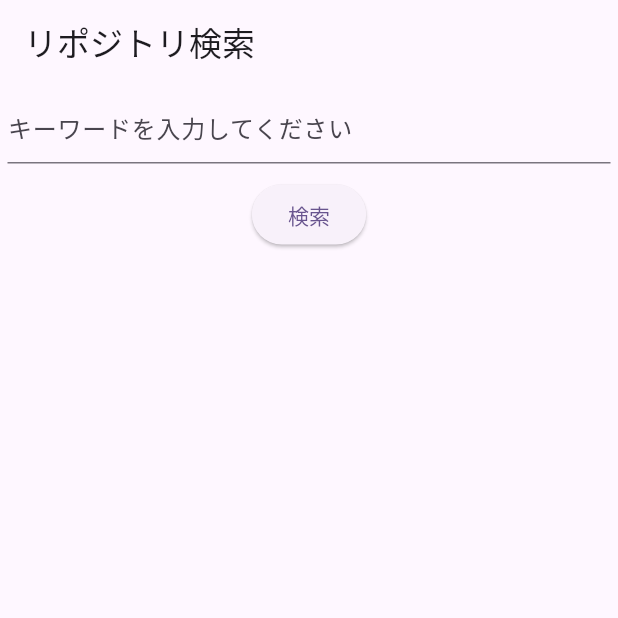
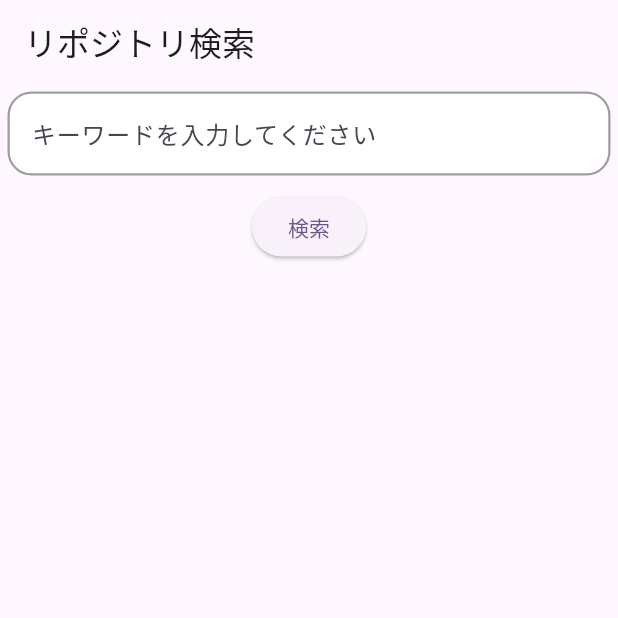
Before and after one commit to kami5kaze/testApp, a Flutter app: the screen it shows after launch, on a phone screen of 412 x 824 dp, the top half of it. Run offline on Flutter 3.47's test engine with Material 3 defaults, Android fonts, the phone set to English and light mode, and no system bars; our stand-ins replace flutter_dotenv, flutter_riverpod.

Commit message:
refactor: textFieldのコンポーネント化

```diff
--- /dev/null
+++ b/app/lib/component/text_field.dart
@@ -0,0 +1,24 @@
+import 'package:flutter/material.dart';
+
+textField(TextEditingController textEditingController) {
+  return TextField(
+    decoration: InputDecoration(
+      hintText: 'キーワードを入力してください',
+      border: OutlineInputBorder(
+        borderRadius: BorderRadius.circular(16.0), // 角を丸くする
+        borderSide: BorderSide(color: Colors.blue, width: 2.0),
+      ),
+      enabledBorder: OutlineInputBorder(
+        borderRadius: BorderRadius.circular(16.0), // 通常時の枠
+        borderSide: BorderSide(color: Colors.grey, width: 1.5),
+      ),
+      focusedBorder: OutlineInputBorder(
+        borderRadius: BorderRadius.circular(16.0), // フォーカス時の枠
+        borderSide: BorderSide(color: Colors.blue, width: 2.0),
+      ),
+      filled: true,
+      fillColor: Colors.white,
+    ),
+    controller: textEditingController,
+  );
+}
--- a/app/lib/home.dart
+++ b/app/lib/home.dart
@@ -1,6 +1,7 @@
 import 'package:app/api/api_request.dart';
 import 'package:app/component/change_data.dart';
 import 'package:app/component/table.dart';
+import 'package:app/component/text_field.dart';
 import 'package:app/detailInfo.dart';
 import 'package:flutter_riverpod/flutter_riverpod.dart';
 import 'package:flutter/material.dart';
@@ -27,12 +28,7 @@ class HomePage extends ConsumerWidget {
             children: [
               Padding(
                 padding: EdgeInsets.all(5),
-                child: TextField(
-                  decoration: const InputDecoration(
-                    hintText: 'キーワードを入力してください',
-                  ),
-                  controller: textEditingController,
-                ),
+                child: textField(textEditingController),
               ),
               Padding(
                 padding: EdgeInsets.all(5),
```
